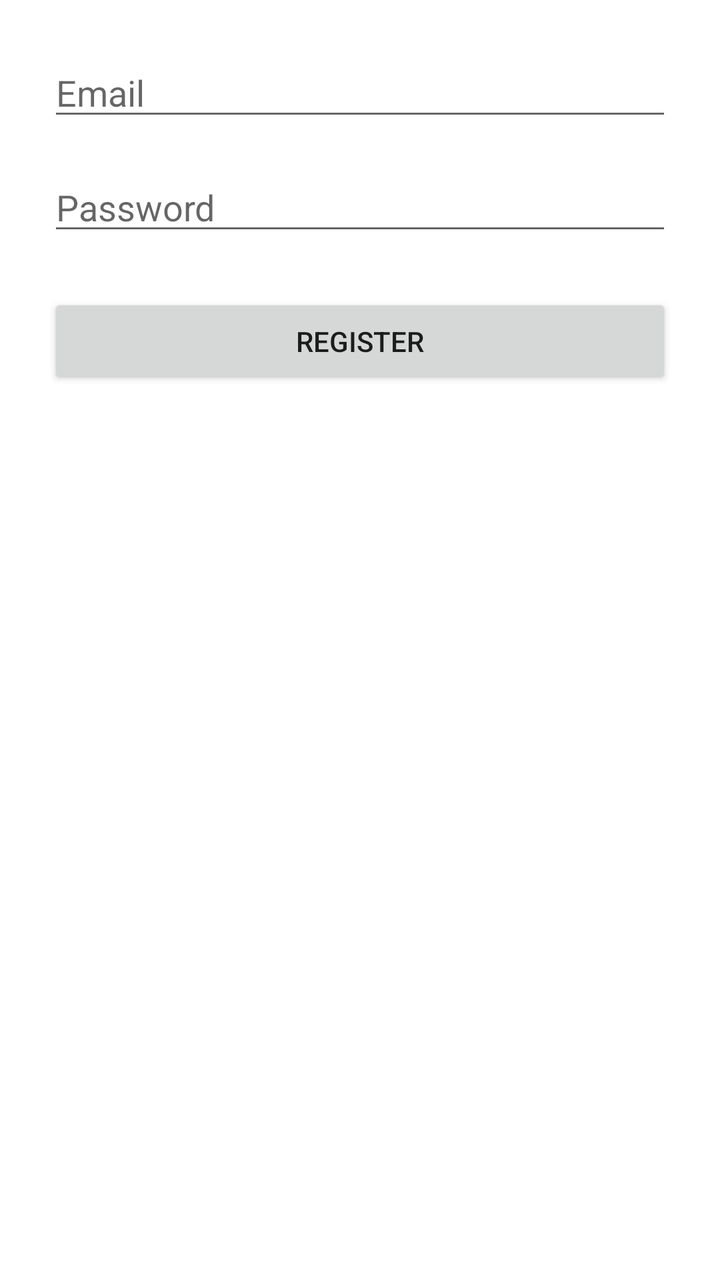
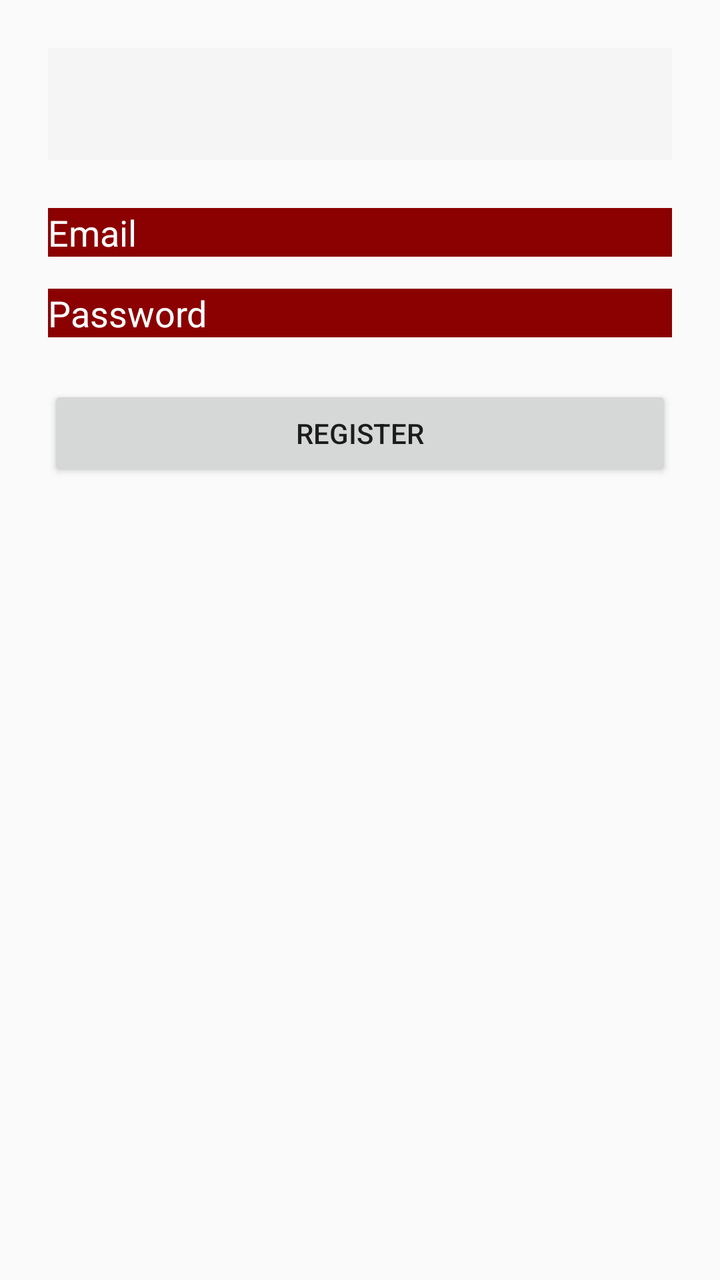

Compare the two renders of this Android layout. The source of the first and the diff that turns it into the second are given below.
<!-- AndroidManifest.xml: application theme Theme.Therapy_app -->
<!-- res/layout/activity_register.xml -->
<androidx.constraintlayout.widget.ConstraintLayout xmlns:android="http://schemas.android.com/apk/res/android"
    xmlns:app="http://schemas.android.com/apk/res-auto"
    android:orientation="vertical"
    android:padding="24dp"
    android:layout_width="match_parent"
    android:layout_height="match_parent">

    <EditText
        android:id="@+id/emailRegister"
        android:hint="Email"
        android:layout_width="match_parent"
        android:layout_height="wrap_content"
        app:layout_constraintTop_toTopOf="parent"
        app:layout_constraintStart_toStartOf="parent"
        app:layout_constraintEnd_toEndOf="parent"/>


    <EditText
        android:id="@+id/passwordRegister"
        android:hint="Password"
        android:inputType="textPassword"
        android:layout_width="match_parent"
        android:layout_height="wrap_content"
        app:layout_constraintTop_toBottomOf="@id/emailRegister"
        app:layout_constraintStart_toStartOf="parent"
        app:layout_constraintEnd_toEndOf="parent"
        android:layout_marginTop="16dp"/>



    <Button
        android:id="@+id/registerButton"
        android:text="Register"
        android:layout_width="match_parent"
        android:layout_height="wrap_content"
        app:layout_constraintTop_toBottomOf="@id/passwordRegister"
        app:layout_constraintStart_toStartOf="parent"
        app:layout_constraintEnd_toEndOf="parent"
        android:layout_marginTop="24dp"/>



</androidx.constraintlayout.widget.ConstraintLayout>
<!-- resources referenced by this layout -->
<resources>
  <style name="Theme.Therapy_app" parent="Theme.MaterialComponents.DayNight.DarkActionBar" />
</resources>

<!-- the commit's change to res/layout/activity_register.xml (unified diff, before → after) -->
@@ -5,39 +5,52 @@
     android:layout_width="match_parent"
     android:layout_height="match_parent">
 
+    
+    <com.google.android.material.appbar.MaterialToolbar
+        android:id="@+id/toolbar"
+        android:layout_width="0dp"
+        android:layout_height="wrap_content"
+        android:background="?attr/colorPrimary"
+        android:titleTextColor="@android:color/white"
+        app:layout_constraintTop_toTopOf="parent"
+        app:layout_constraintStart_toStartOf="parent"
+        app:layout_constraintEnd_toEndOf="parent" />
+
     <EditText
         android:id="@+id/emailRegister"
         android:hint="Email"
-        android:layout_width="match_parent"
+        android:textColor="@color/white"
+        android:textColorHint="@color/white"
+        android:layout_width="0dp"
         android:layout_height="wrap_content"
-        app:layout_constraintTop_toTopOf="parent"
+        android:background="@color/red"
+        app:layout_constraintTop_toBottomOf="@id/toolbar"
         app:layout_constraintStart_toStartOf="parent"
-        app:layout_constraintEnd_toEndOf="parent"/>
-
+        app:layout_constraintEnd_toEndOf="parent"
+        android:layout_marginTop="24dp"/>
 
     <EditText
         android:id="@+id/passwordRegister"
         android:hint="Password"
+        android:textColor="@color/white"
+        android:textColorHint="@color/white"
         android:inputType="textPassword"
-        android:layout_width="match_parent"
+        android:layout_width="0dp"
+        android:background="@color/red"
         android:layout_height="wrap_content"
         app:layout_constraintTop_toBottomOf="@id/emailRegister"
         app:layout_constraintStart_toStartOf="parent"
         app:layout_constraintEnd_toEndOf="parent"
         android:layout_marginTop="16dp"/>
 
-
-
     <Button
         android:id="@+id/registerButton"
         android:text="Register"
-        android:layout_width="match_parent"
+        android:layout_width="0dp"
         android:layout_height="wrap_content"
         app:layout_constraintTop_toBottomOf="@id/passwordRegister"
         app:layout_constraintStart_toStartOf="parent"
         app:layout_constraintEnd_toEndOf="parent"
         android:layout_marginTop="24dp"/>
 
-
-
 </androidx.constraintlayout.widget.ConstraintLayout>
<!-- resource entries referenced after the edit -->
@@ -1,5 +1,7 @@
 <!-- resources referenced by this layout -->
 <resources>
-  <style name="Theme.Therapy_app" parent="Theme.MaterialComponents.DayNight.DarkActionBar" />
+  <color name="red">#8B0000</color>
+  <color name="white">#FFFFFFFF</color>
+  <style name="Theme.Therapy_app" parent="Theme.AppCompat.DayNight.NoActionBar" />
 </resources>
 
